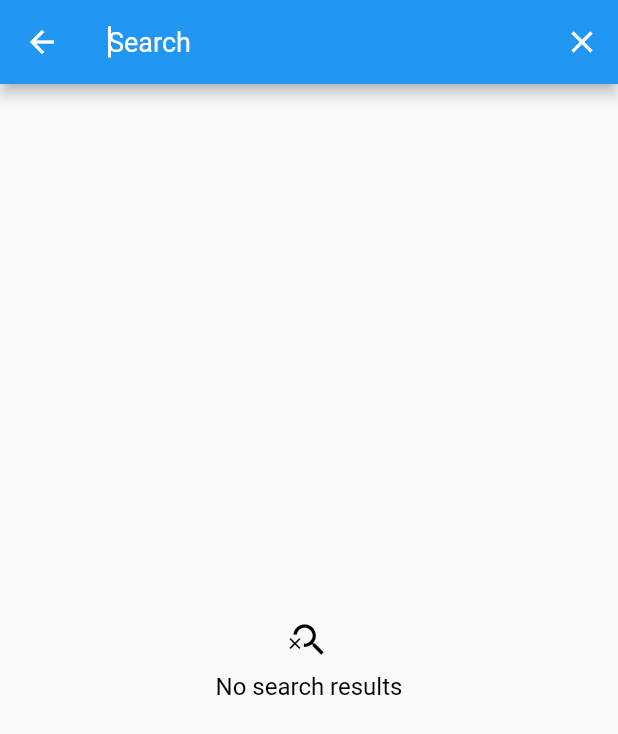
After one commit to Petrichore/contact-list, a Flutter app: the screen it shows after launch, after a tap on the "search" icon, on a phone screen of 412 x 824 dp. The commit adds this screen. Shown: the top 734 px of the screen. Run offline on Flutter 3.47's test engine with Material 2 defaults, Android fonts, the phone set to English and light mode, and no system bars; network calls fail.

Commit message:
implemented showing search results;refactored code

```diff
--- /dev/null
+++ b/lib/contacts_list/contact_list_content.dart
@@ -0,0 +1,108 @@
+import 'package:contacts_list/model/Contact.dart';
+import 'package:flutter/material.dart';
+
+class ContactList extends StatelessWidget {
+  final List<Contact> contactsList;
+  final Function(Contact)? onItemDismissed;
+
+  ContactList(this.contactsList, {this.onItemDismissed});
+
+  @override
+  Widget build(BuildContext context) {
+    return ListView.builder(
+      itemCount: contactsList.length,
+      itemBuilder: (context, i) {
+        if (onItemDismissed != null) {
+          return Dismissible(
+            direction: DismissDirection.endToStart,
+            onDismissed: (direction) {
+              if (direction == DismissDirection.endToStart) {
+                onItemDismissed!(contactsList[i]);
+              }
+            },
+            key: ObjectKey(contactsList[i]),
+            child: buildContactItem(contactsList[i], i),
+          );
+        } else {
+          return buildContactItem(contactsList[i], i);
+        }
+      },
+    );
+  }
+
+  Widget buildContactItem(Contact item, int itemIndex) {
+    return Padding(
+      padding: itemIndex < contactsList.length - 1
+          ? EdgeInsets.fromLTRB(0, 12, 0, 0)
+          : EdgeInsets.fromLTRB(0, 12, 0, 12),
+      child: ContactItem(item),
+    );
+  }
+}
+
+class ContactItem extends StatelessWidget {
+  final Contact item;
+
+  const ContactItem(this.item);
+
+  @override
+  Widget build(BuildContext context) {
+    return Padding(
+      padding: EdgeInsets.fromLTRB(12, 0, 12, 0),
+      child: Card(
+        shape: RoundedRectangleBorder(
+          borderRadius: BorderRadius.circular(2),
+        ),
+        shadowColor: Colors.grey,
+        elevation: 4,
+        child: Row(
+          children: [
+            Padding(
+              padding: EdgeInsets.fromLTRB(16, 16, 0, 16),
+              child: contactImage(),
+            ),
+            Column(
+              crossAxisAlignment: CrossAxisAlignment.start,
+              children: [
+                Padding(
+                  padding: EdgeInsets.fromLTRB(16, 16, 0, 0),
+                  child: contactNameInfo(),
+                ),
+                Padding(
+                  padding: EdgeInsets.fromLTRB(16, 8, 0, 16),
+                  child: contactActivityInfo(),
+                ),
+              ],
+            ),
+          ],
+        ),
+      ),
+    );
+  }
+
+  Widget contactNameInfo() {
+    return Text(
+      item.fullName,
+      style: TextStyle(color: Colors.black, fontSize: 24),
+    );
+  }
+
+  Widget contactImage() {
+    return CircleAvatar(
+      radius: 30,
+      foregroundImage: NetworkImage(item.imageUrl),
+    );
+  }
+
+  Widget contactActivityInfo() {
+    return item.isOnline
+        ? Text(
+      'Online',
+      style: TextStyle(color: Colors.green, fontSize: 16),
+    )
+        : Text(
+      item.lastSeen,
+      style: TextStyle(color: Colors.grey, fontSize: 16),
+    );
+  }
+}
--- /dev/null
+++ b/lib/contacts_list/search/empty_search_content.dart
@@ -0,0 +1,34 @@
+import 'package:flutter/material.dart';
+
+class EmptySearch extends StatelessWidget {
+  @override
+  Widget build(BuildContext context) {
+    return emptySuggestions();
+  }
+
+  Widget emptySuggestions() {
+    return Column(
+      mainAxisSize: MainAxisSize.max,
+      mainAxisAlignment: MainAxisAlignment.center,
+      crossAxisAlignment: CrossAxisAlignment.stretch,
+      children: [
+        Icon(
+          Icons.search_off,
+          color: Colors.black,
+          size: 28,
+        ),
+        Padding(
+          padding: EdgeInsets.fromLTRB(0, 8, 0, 0),
+          child: Text(
+            'No search results',
+            textAlign: TextAlign.center,
+            style: TextStyle(
+              fontSize: 16,
+              color: Colors.black,
+            ),
+          ),
+        ),
+      ],
+    );
+  }
+}
--- /dev/null
+++ b/lib/contacts_list/search/search_delegate.dart
@@ -0,0 +1,71 @@
+import 'package:contacts_list/contacts_list/contact_list_content.dart';
+import 'package:contacts_list/contacts_list/search/empty_search_content.dart';
+import 'package:contacts_list/contacts_list/search/search_suggestions_content.dart';
+import 'package:contacts_list/util/StringUtil.dart';
+import 'package:flutter/material.dart';
+import 'package:contacts_list/model/Contact.dart';
+
+class CustomSearch extends SearchDelegate {
+  final List<Contact> searchItems;
+  List<Contact> _searchResult = [];
+  List<Contact> _relevantSuggestions= [];
+
+  CustomSearch(this.searchItems);
+
+  @override
+  ThemeData appBarTheme(BuildContext context) {
+    return Theme.of(context).copyWith(
+      textSelectionTheme: TextSelectionThemeData(
+        cursorColor: Colors.white,
+        selectionHandleColor: Colors.white,
+        selectionColor: Colors.white.withAlpha(70),
+      ),
+      hintColor: Colors.white,
+      textTheme: TextTheme(
+        headline6: TextStyle(
+          color: Colors.white,
+          fontSize: 18.0,
+        ),
+      ),
+    );
+  }
+
+  @override
+  List<Widget> buildActions(BuildContext context) {
+    return [
+      IconButton(
+        icon: Icon(Icons.close),
+        onPressed: () => {query = ""},
+      ),
+    ];
+  }
+
+  @override
+  Widget buildLeading(BuildContext context) {
+    return IconButton(
+      icon: Icon(Icons.arrow_back),
+      onPressed: () => {close(context, null)},
+    );
+  }
+
+  @override
+  Widget buildResults(BuildContext context) {
+    if(_relevantSuggestions.isNotEmpty){
+      _searchResult.clear();
+      _searchResult.addAll(_relevantSuggestions);
+    }
+    return ContactList(_searchResult);
+  }
+
+  @override
+  Widget buildSuggestions(BuildContext context) {
+    _relevantSuggestions.clear();
+    _relevantSuggestions.addAll(searchItems
+        .where((item) => StringUtil.containsIgnoreCase(item.fullName, query))
+        .toList());
+
+    return _relevantSuggestions.isNotEmpty && query.isNotEmpty
+        ? SearchSuggestionList(_relevantSuggestions)
+        : EmptySearch();
+  }
+}
--- a/lib/main.dart
+++ b/lib/main.dart
@@ -15,7 +15,7 @@ class MyApp extends StatelessWidget {
       theme: ThemeData(
         primarySwatch: Colors.blue,
       ),
-      home: ContactsListContent(),
+      home: ContactsListScreen(),
     );
   }
 }
```
Also changed, not shown: lib/contacts_list/contacts_list_screen.dart (+7 -106 lines), lib/contacts_list/search/search_suggestions_content.dart (added, +68 -0 lines), lib/contacts_list/search_delegate.dart (deleted, +0 -146 lines).
